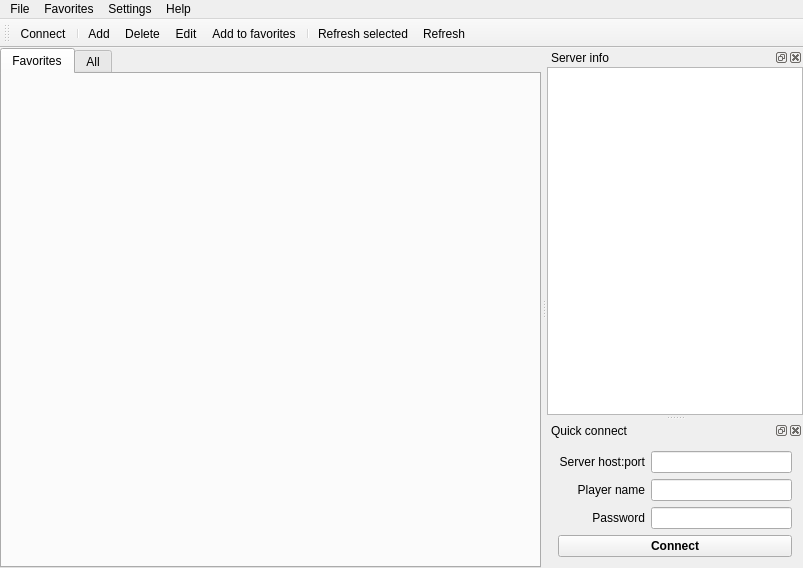
Qt form src/mainwindow.ui (navrocky/urtconnector) before a commit.
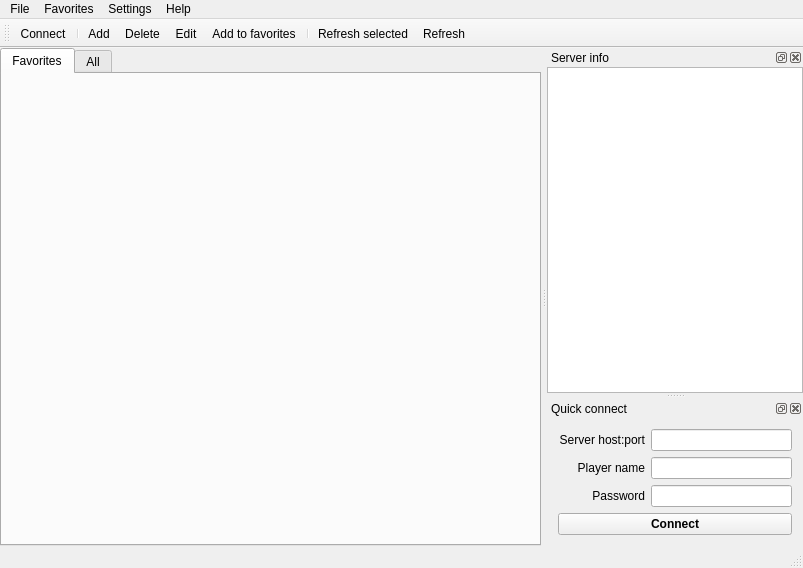
The same form after that commit. Icons and pictures are not drawn.

Patch:
```diff
--- a/src/mainwindow.ui
+++ b/src/mainwindow.ui
@@ -110,8 +110,8 @@
         <string>&lt;!DOCTYPE HTML PUBLIC &quot;-//W3C//DTD HTML 4.0//EN&quot; &quot;http://www.w3.org/TR/REC-html40/strict.dtd&quot;&gt;
 &lt;html&gt;&lt;head&gt;&lt;meta name=&quot;qrichtext&quot; content=&quot;1&quot; /&gt;&lt;style type=&quot;text/css&quot;&gt;
 p, li { white-space: pre-wrap; }
-&lt;/style&gt;&lt;/head&gt;&lt;body style=&quot; font-family:'Tahoma'; font-size:9pt; font-weight:400; font-style:normal;&quot;&gt;
-&lt;p style=&quot;-qt-paragraph-type:empty; margin-top:0px; margin-bottom:0px; margin-left:0px; margin-right:0px; -qt-block-indent:0; text-indent:0px;&quot;&gt;&lt;/p&gt;&lt;/body&gt;&lt;/html&gt;</string>
+&lt;/style&gt;&lt;/head&gt;&lt;body style=&quot; font-family:'Droid Sans'; font-size:9pt; font-weight:400; font-style:normal;&quot;&gt;
+&lt;p style=&quot;-qt-paragraph-type:empty; margin-top:0px; margin-bottom:0px; margin-left:0px; margin-right:0px; -qt-block-indent:0; text-indent:0px; font-family:'Tahoma';&quot;&gt;&lt;/p&gt;&lt;/body&gt;&lt;/html&gt;</string>
        </property>
       </widget>
      </item>
@@ -224,6 +224,7 @@
    <addaction name="actionRefreshSelected"/>
    <addaction name="actionRefreshAll"/>
   </widget>
+  <widget class="QStatusBar" name="status_bar"/>
   <action name="actionQuit">
    <property name="icon">
     <iconset resource="images.qrc">
```
Left out of the diff: 8 changed lines with no effect on the pictures.
